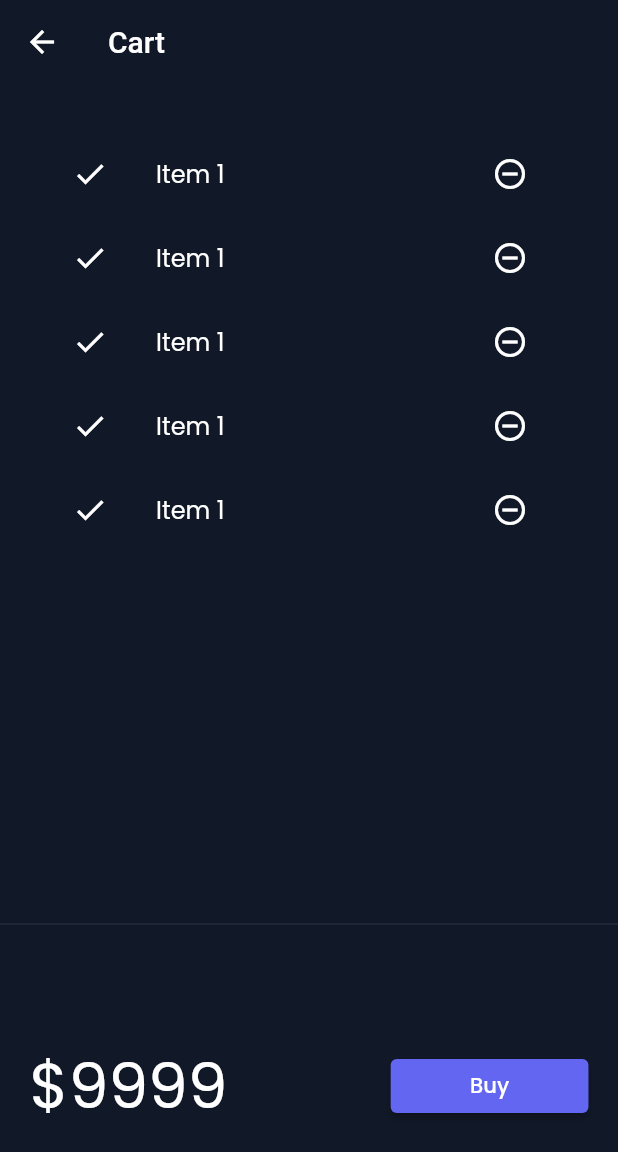
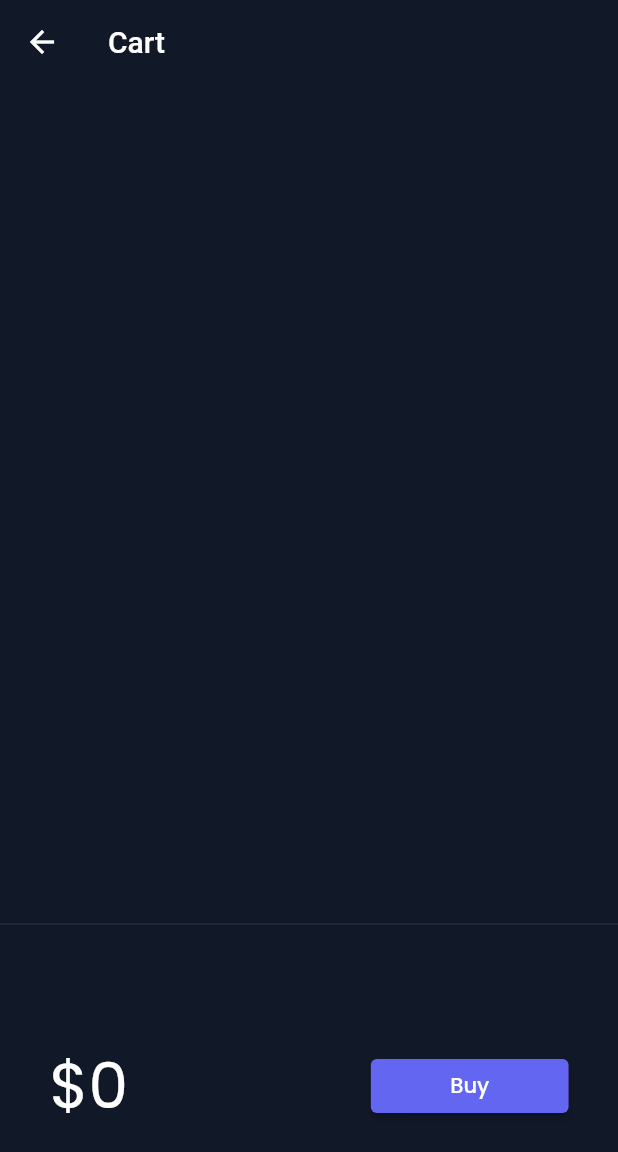
Before and after one commit to soham1sawant/30DaysofFlutter, a Flutter app: the CartPage screen opened by its route, on a phone screen of 412 x 824 dp. Shown: the top 1152 px of the screen. Run offline on Flutter 3.47's test engine with Material 2 defaults, Android fonts, the phone set to English and light mode, and no system bars; our stand-ins replace google_fonts, velocity_x; network calls fail.

Commit message:
day 24 completed

```diff
--- a/lib/models/cart.dart
+++ b/lib/models/cart.dart
@@ -1,6 +1,10 @@
 import 'package:welcome_app/models/catalog.dart';
 
 class CartModel {
+  static final cartModel = CartModel.internal();
+  CartModel.internal();
+
+  factory CartModel() => cartModel;
   // catalog field
   CatalogModel _catalog;
 
--- a/lib/models/catalog.dart
+++ b/lib/models/catalog.dart
@@ -1,6 +1,13 @@
 import 'dart:convert';
 
+import 'package:welcome_app/models/cart.dart';
+
 class CatalogModel {
+  static final catModel = CatalogModel.internal();
+  CatalogModel.internal();
+
+  factory CatalogModel() => catModel;
+
   static List<Item> items;
 
   // Get Iten by ID
--- a/lib/pages/cart_page.dart
+++ b/lib/pages/cart_page.dart
@@ -1,5 +1,6 @@
 import 'package:flutter/material.dart';
 import 'package:velocity_x/velocity_x.dart';
+import 'package:welcome_app/models/cart.dart';
 
 class CartPage extends StatelessWidget {
   @override
@@ -22,6 +23,7 @@ class CartPage extends StatelessWidget {
 }
 
 class _CartTotal extends StatelessWidget {
+  final _cart = CartModel();
   @override
   Widget build(BuildContext context) {
     return SizedBox(
@@ -29,7 +31,11 @@ class _CartTotal extends StatelessWidget {
       child: Row(
         mainAxisAlignment: MainAxisAlignment.spaceAround,
         children: [
-          "\$9999".text.xl5.color(Theme.of(context).accentColor).make(),
+          "\$${_cart.totalPrice}"
+              .text
+              .xl5
+              .color(Theme.of(context).accentColor)
+              .make(),
           30.widthBox,
           ElevatedButton(
                   onPressed: () {
@@ -54,18 +60,19 @@ class _CartList extends StatefulWidget {
 }
 
 class __CartListState extends State<_CartList> {
+  final _cart = CartModel();
   @override
   Widget build(BuildContext context) {
     return ListView.builder(
+      itemCount: _cart.items?.length,
       itemBuilder: (context, index) => ListTile(
         leading: Icon(Icons.done),
         trailing: IconButton(
           icon: Icon(Icons.remove_circle_outline),
           onPressed: () {},
         ),
-        title: "Item 1".text.make(),
+        title: _cart.items[index].name.text.make(),
       ),
-      itemCount: 5,
     );
   }
 }
```
Also changed, not shown: lib/widgets/home_widgets/catalog_list.dart (+35 -8 lines).
